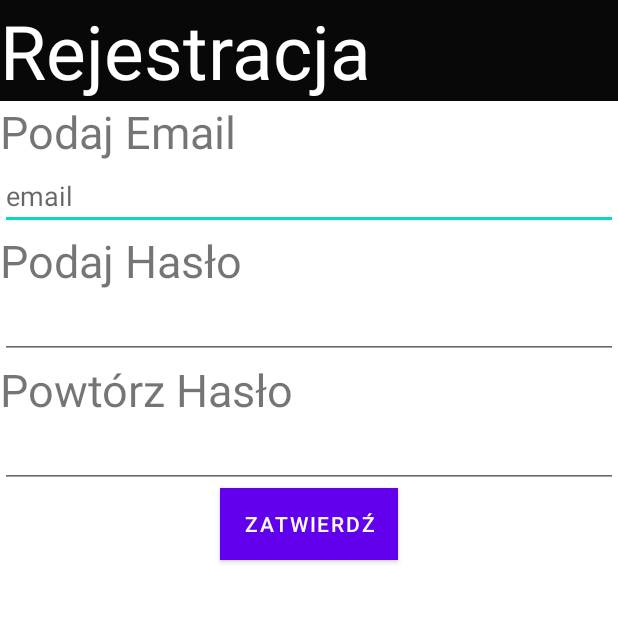
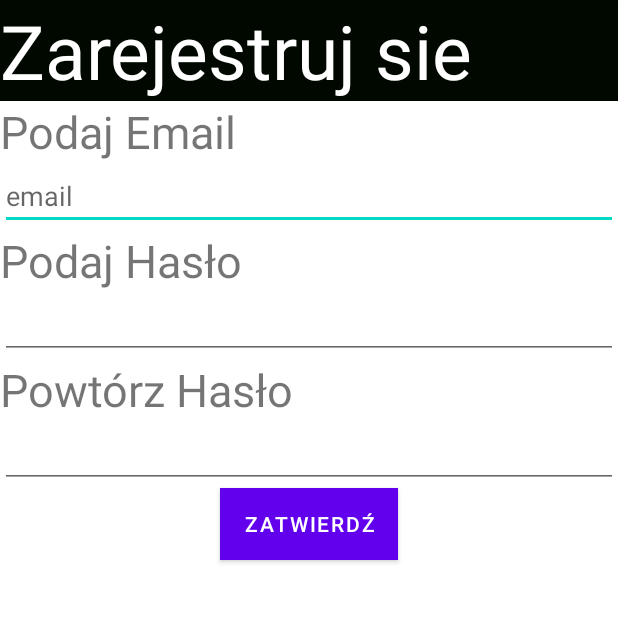
Before and after one commit to s3bci/frytki, an Android app: the screen it shows after launch (MainActivity), on a phone screen of 412 x 824 dp, the part 84-707 px from its top. Run offline under Robolectric (Android 15) with nearby library versions, the phone set to English and light mode, and no system bars.

Commit message:
ale sciek

```diff
--- a/app/src/main/res/layout/activity_main.xml
+++ b/app/src/main/res/layout/activity_main.xml
@@ -10,9 +10,9 @@
     <TextView
         android:layout_width="match_parent"
         android:layout_height="wrap_content"
-        android:text="Rejestracja"
+        android:text="Zarejestruj sie"
         android:textSize="50dp"
-        android:background="#080808"
+        android:background="#000800"
         android:textColor="@color/white"
         app:layout_constraintBottom_toBottomOf="parent"
         app:layout_constraintEnd_toEndOf="parent"
```
